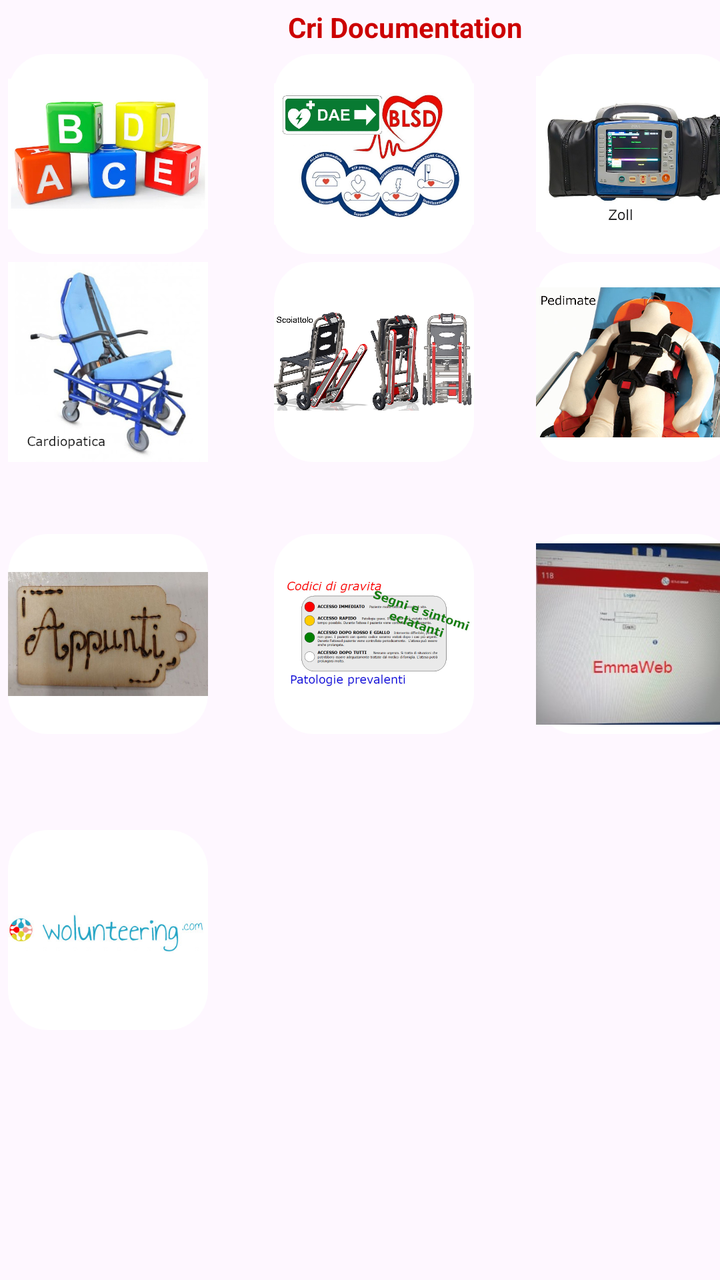
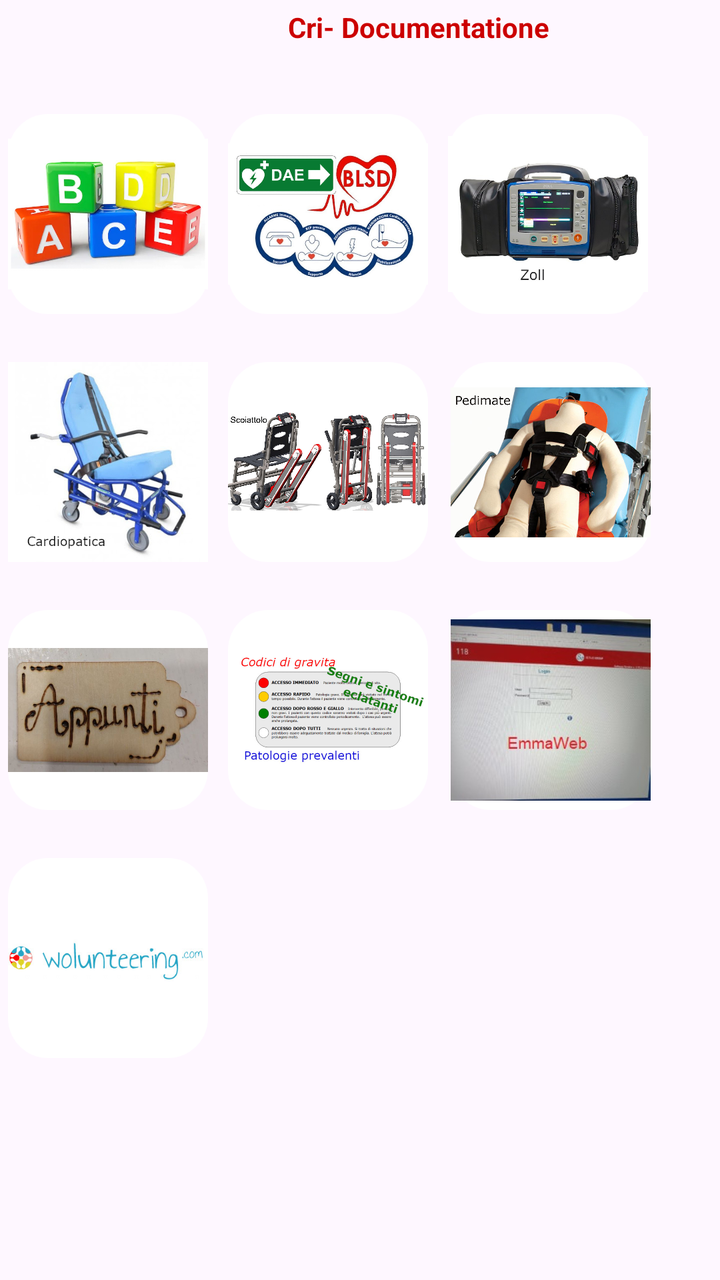

An Android layout rendered at two revisions. The XML below is the earlier revision; the diff shows what the commit changed to produce the second picture.
<!-- AndroidManifest.xml: application theme Theme.Crilavis -->
<!-- res/layout/activity_main.xml -->
<?xml version="1.0" encoding="utf-8"?>
<androidx.constraintlayout.widget.ConstraintLayout xmlns:android="http://schemas.android.com/apk/res/android"
    xmlns:app="http://schemas.android.com/apk/res-auto"
    xmlns:tools="http://schemas.android.com/tools"
    android:id="@+id/main"
    android:layout_width="match_parent"
    android:layout_height="match_parent"
    tools:context=".MainActivity">

    <TextView
        android:id="@+id/textView"
        android:layout_width="wrap_content"
        android:layout_height="wrap_content"
        android:layout_marginStart="144dp"
        android:layout_marginTop="4dp"
        android:text="Cri Documentation"
        android:textColor="@android:color/holo_red_dark"
        android:textSize="14sp"
        android:textStyle="bold"
        app:layout_constraintStart_toStartOf="parent"
        app:layout_constraintTop_toTopOf="parent" />

    <LinearLayout
        android:layout_width="match_parent"
        android:layout_height="wrap_content"
        android:orientation="horizontal"
        app:layout_constraintTop_toBottomOf="@+id/textView"
        tools:layout_editor_absoluteX="1dp">
    </LinearLayout>


    <LinearLayout
        android:id="@+id/linearLayout"
        android:layout_width="match_parent"
        android:layout_height="wrap_content"
        android:orientation="horizontal"
        app:layout_constraintTop_toBottomOf="@+id/textView"
        tools:layout_editor_absoluteX="1dp">


    <ImageButton
        android:id="@+id/imageButtonabcde"
        android:layout_width="100dp"
        android:layout_height="100dp"
        android:layout_marginStart="4dp"
        android:layout_marginTop="4dp"
        android:adjustViewBounds="false"
        android:scaleType="fitCenter"
        app:layout_constraintStart_toStartOf="parent"
        app:layout_constraintTop_toBottomOf="@+id/linearLayout"
        app:srcCompat="@drawable/abcde"
        android:background="@drawable/custom_image_buttton"
        />

    <ImageButton
        android:id="@+id/imageButtonblsd"
        android:layout_width="100dp"
        android:layout_height="100dp"
        android:layout_marginStart="33dp"
        android:layout_marginTop="4dp"
        android:layout_marginEnd="31dp"
        android:adjustViewBounds="false"
        android:background="@drawable/custom_image_buttton"
        android:scaleType="fitCenter"
        app:layout_constraintEnd_toStartOf="@+id/imageButtonzoll"
        app:layout_constraintStart_toEndOf="@+id/imageButtonabcde"
        app:layout_constraintTop_toBottomOf="@+id/linearLayout"
        app:srcCompat="@drawable/blsd" />

    <ImageButton
        android:id="@+id/imageButtonzoll"
        android:layout_width="100dp"
        android:layout_height="100dp"
        android:layout_marginTop="4dp"
        android:layout_marginEnd="4dp"
        android:adjustViewBounds="false"
        android:background="@drawable/custom_image_buttton"
        android:scaleType="fitCenter"
        app:layout_constraintEnd_toEndOf="parent"
        app:layout_constraintTop_toBottomOf="@+id/linearLayout"
        app:srcCompat="@drawable/zoll" />
    </LinearLayout>

    <LinearLayout
        android:layout_width="match_parent"
        android:layout_height="wrap_content"
        android:orientation="horizontal"
        app:layout_constraintStart_toStartOf="parent"
        app:layout_constraintTop_toBottomOf="@+id/linearLayout">


        <ImageButton
            android:id="@+id/imgButtonCardiopatica"
            android:layout_width="100dp"
            android:layout_height="100dp"
            android:layout_marginStart="4dp"
            android:layout_marginTop="4dp"
            android:adjustViewBounds="false"
            android:background="@drawable/custom_image_buttton"
            android:scaleType="fitCenter"
            app:layout_constraintStart_toStartOf="parent"
            app:srcCompat="@drawable/cardiopatica_main" />

        <ImageButton
            android:id="@+id/imgButtonScoiattolo"
            android:layout_width="100dp"
            android:layout_height="100dp"
            android:layout_marginStart="33dp"
            android:layout_marginTop="4dp"
            android:layout_marginEnd="31dp"
            android:adjustViewBounds="false"
            android:background="@drawable/custom_image_buttton"
            android:scaleType="fitCenter"
            app:srcCompat="@drawable/scoiattolo" />

        <ImageButton
            android:id="@+id/imgButtonPedimate"
            android:layout_width="100dp"
            android:layout_height="100dp"
            android:layout_marginTop="4dp"
            android:layout_marginEnd="4dp"
            android:adjustViewBounds="false"
            android:background="@drawable/custom_image_buttton"
            android:scaleType="fitCenter"
            app:layout_constraintEnd_toEndOf="parent"
            app:srcCompat="@drawable/pedimate" />
    </LinearLayout>

    <LinearLayout
        android:layout_width="match_parent"
        android:layout_height="wrap_content"
        android:layout_marginTop="136dp"
        android:orientation="horizontal"
        app:layout_constraintStart_toStartOf="parent"
        app:layout_constraintTop_toBottomOf="@+id/linearLayout">


        <ImageButton
            android:id="@+id/imgButtonAppunti"
            android:layout_width="100dp"
            android:layout_height="100dp"
            android:layout_marginStart="4dp"
            android:layout_marginTop="4dp"
            android:adjustViewBounds="false"
            android:background="@drawable/custom_image_buttton"
            android:scaleType="fitCenter"
            app:layout_constraintStart_toStartOf="parent"
            app:srcCompat="@drawable/appunti_main" />

        <ImageButton
            android:id="@+id/imgButtonCodiciGravita"
            android:layout_width="100dp"
            android:layout_height="100dp"
            android:layout_marginStart="33dp"
            android:layout_marginTop="4dp"
            android:layout_marginEnd="31dp"
            android:adjustViewBounds="false"
            android:background="@drawable/custom_image_buttton"
            android:scaleType="fitCenter"
            app:srcCompat="@drawable/codici_gravita" />

        <ImageButton
            android:layout_width="100dp"
            android:layout_height="100dp"
            android:layout_marginTop="4dp"
            android:layout_marginEnd="4dp"
            android:adjustViewBounds="false"
            android:background="@drawable/custom_image_buttton"
            android:scaleType="fitCenter"
            app:layout_constraintEnd_toEndOf="parent"
            app:srcCompat="@drawable/emmaweb_main" />
    </LinearLayout>

    <LinearLayout
        android:layout_width="match_parent"
        android:layout_height="wrap_content"
        android:layout_marginTop="284dp"
        android:orientation="horizontal"
        app:layout_constraintStart_toStartOf="parent"
        app:layout_constraintTop_toBottomOf="@+id/linearLayout">

        <ImageButton
            android:layout_width="100dp"
            android:layout_height="100dp"
            android:layout_marginStart="4dp"
            android:layout_marginTop="4dp"
            android:adjustViewBounds="false"
            android:background="@drawable/custom_image_buttton"
            android:scaleType="fitCenter"
            app:layout_constraintStart_toStartOf="parent"
            app:srcCompat="@drawable/wolunteering" />
    </LinearLayout>
</androidx.constraintlayout.widget.ConstraintLayout>
<!-- resources referenced by this layout -->
<resources>
  <!-- drawable abcde: jpg bitmap (drawable, 43077 bytes) -->
  <!-- drawable appunti_main: jpg bitmap (drawable, 29899 bytes) -->
  <!-- drawable blsd: jpg bitmap (drawable, 133471 bytes) -->
  <!-- drawable cardiopatica_main: jpg bitmap (drawable, 35667 bytes) -->
  <!-- drawable codici_gravita: jpg bitmap (drawable, 74836 bytes) -->
  <!-- drawable custom_image_buttton (drawable) -->
  <?xml version="1.0" encoding="utf-8"?>
  <shape xmlns:android="http://schemas.android.com/apk/res/android">
      <solid android:color="#FFFFFF" />
      <corners android:radius="20dp" />
  </shape>
  <!-- drawable emmaweb_main: jpg bitmap (drawable, 21493 bytes) -->
  <!-- drawable pedimate: jpg bitmap (drawable, 142337 bytes) -->
  <!-- drawable scoiattolo: jpg bitmap (drawable, 314139 bytes) -->
  <!-- drawable wolunteering: jpg bitmap (drawable, 11351 bytes) -->
  <!-- drawable zoll: jpg bitmap (drawable, 55964 bytes) -->
  <style name="Theme.Crilavis" parent="Base.Theme.Crilavis" />
  <style name="Base.Theme.Crilavis" parent="Theme.Material3.DayNight.NoActionBar">
          
          
      </style>
</resources>

<!-- the commit's change to res/layout/activity_main.xml (unified diff, before → after) -->
@@ -13,7 +13,7 @@
         android:layout_height="wrap_content"
         android:layout_marginStart="144dp"
         android:layout_marginTop="4dp"
-        android:text="Cri Documentation"
+        android:text="Cri- Documentatione"
         android:textColor="@android:color/holo_red_dark"
         android:textSize="14sp"
         android:textStyle="bold"
@@ -33,59 +33,62 @@
         android:id="@+id/linearLayout"
         android:layout_width="match_parent"
         android:layout_height="wrap_content"
-        android:orientation="horizontal"
-        app:layout_constraintTop_toBottomOf="@+id/textView"
-        tools:layout_editor_absoluteX="1dp">
-
-
-    <ImageButton
-        android:id="@+id/imageButtonabcde"
-        android:layout_width="100dp"
-        android:layout_height="100dp"
-        android:layout_marginStart="4dp"
-        android:layout_marginTop="4dp"
-        android:adjustViewBounds="false"
-        android:scaleType="fitCenter"
-        app:layout_constraintStart_toStartOf="parent"
-        app:layout_constraintTop_toBottomOf="@+id/linearLayout"
-        app:srcCompat="@drawable/abcde"
-        android:background="@drawable/custom_image_buttton"
-        />
-
-    <ImageButton
-        android:id="@+id/imageButtonblsd"
-        android:layout_width="100dp"
-        android:layout_height="100dp"
-        android:layout_marginStart="33dp"
-        android:layout_marginTop="4dp"
-        android:layout_marginEnd="31dp"
-        android:adjustViewBounds="false"
-        android:background="@drawable/custom_image_buttton"
-        android:scaleType="fitCenter"
-        app:layout_constraintEnd_toStartOf="@+id/imageButtonzoll"
-        app:layout_constraintStart_toEndOf="@+id/imageButtonabcde"
-        app:layout_constraintTop_toBottomOf="@+id/linearLayout"
-        app:srcCompat="@drawable/blsd" />
-
-    <ImageButton
-        android:id="@+id/imageButtonzoll"
-        android:layout_width="100dp"
-        android:layout_height="100dp"
-        android:layout_marginTop="4dp"
-        android:layout_marginEnd="4dp"
-        android:adjustViewBounds="false"
-        android:background="@drawable/custom_image_buttton"
-        android:scaleType="fitCenter"
+        android:layout_marginTop="30dp"
+        android:orientation="horizontal"
         app:layout_constraintEnd_toEndOf="parent"
-        app:layout_constraintTop_toBottomOf="@+id/linearLayout"
-        app:srcCompat="@drawable/zoll" />
-    </LinearLayout>
-
-    <LinearLayout
-        android:layout_width="match_parent"
-        android:layout_height="wrap_content"
-        android:orientation="horizontal"
-        app:layout_constraintStart_toStartOf="parent"
+        app:layout_constraintStart_toStartOf="parent"
+        app:layout_constraintTop_toBottomOf="@+id/textView">
+
+
+        <ImageButton
+            android:id="@+id/imageButtonabcde"
+            android:layout_width="100dp"
+            android:layout_height="100dp"
+            android:layout_marginStart="4dp"
+            android:layout_marginTop="4dp"
+            android:adjustViewBounds="false"
+            android:background="@drawable/custom_image_buttton"
+            android:scaleType="fitCenter"
+            app:layout_constraintStart_toStartOf="parent"
+            app:layout_constraintTop_toBottomOf="@+id/linearLayout"
+            app:srcCompat="@drawable/abcde" />
+
+        <ImageButton
+            android:id="@+id/imageButtonblsd"
+            android:layout_width="100dp"
+            android:layout_height="100dp"
+            android:layout_marginStart="10dp"
+            android:layout_marginTop="4dp"
+            android:adjustViewBounds="false"
+            android:background="@drawable/custom_image_buttton"
+            android:scaleType="fitCenter"
+            app:layout_constraintEnd_toStartOf="@+id/imageButtonzoll"
+            app:layout_constraintStart_toEndOf="@+id/imageButtonabcde"
+            app:layout_constraintTop_toBottomOf="@+id/linearLayout"
+            app:srcCompat="@drawable/blsd" />
+
+        <ImageButton
+            android:id="@+id/imageButtonzoll"
+            android:layout_width="100dp"
+            android:layout_height="100dp"
+            android:layout_marginTop="4dp"
+            android:layout_marginEnd="4dp"
+            android:layout_marginStart="10dp"
+            android:adjustViewBounds="false"
+            android:background="@drawable/custom_image_buttton"
+            android:scaleType="fitCenter"
+            app:layout_constraintEnd_toEndOf="parent"
+            app:layout_constraintTop_toBottomOf="@+id/linearLayout"
+            app:srcCompat="@drawable/zoll" />
+    </LinearLayout>
+
+    <LinearLayout
+        android:id="@+id/riga2"
+        android:layout_width="match_parent"
+        android:layout_height="wrap_content"
+        android:layout_marginTop="20dp"
+        android:orientation="horizontal"
+        app:layout_constraintStart_toStartOf="@id/linearLayout"
         app:layout_constraintTop_toBottomOf="@+id/linearLayout">
 
 
@@ -105,7 +108,7 @@
             android:id="@+id/imgButtonScoiattolo"
             android:layout_width="100dp"
             android:layout_height="100dp"
-            android:layout_marginStart="33dp"
+            android:layout_marginStart="10dp"
             android:layout_marginTop="4dp"
             android:layout_marginEnd="31dp"
             android:adjustViewBounds="false"
@@ -122,62 +125,66 @@
             android:adjustViewBounds="false"
             android:background="@drawable/custom_image_buttton"
             android:scaleType="fitCenter"
+            android:layout_marginStart="-20dp"
+            app:srcCompat="@drawable/pedimate" />
+    </LinearLayout>
+
+    <LinearLayout
+        android:id="@+id/riga3"
+        android:layout_width="match_parent"
+        android:layout_height="wrap_content"
+        android:layout_marginTop="20dp"
+        android:orientation="horizontal"
+        app:layout_constraintStart_toStartOf="parent"
+        app:layout_constraintTop_toBottomOf="@+id/riga2">
+
+
+        <ImageButton
+            android:id="@+id/imgButtonAppunti"
+            android:layout_width="100dp"
+            android:layout_height="100dp"
+            android:layout_marginStart="4dp"
+            android:layout_marginTop="4dp"
+            android:adjustViewBounds="false"
+            android:background="@drawable/custom_image_buttton"
+            android:scaleType="fitCenter"
+            app:layout_constraintStart_toStartOf="parent"
+            app:srcCompat="@drawable/appunti_main" />
+
+        <ImageButton
+            android:id="@+id/imgButtonCodiciGravita"
+            android:layout_width="100dp"
+            android:layout_height="100dp"
+            android:layout_marginStart="10dp"
+            android:layout_marginTop="4dp"
+            android:layout_marginEnd="31dp"
+            android:adjustViewBounds="false"
+            android:background="@drawable/custom_image_buttton"
+            android:scaleType="fitCenter"
+            app:srcCompat="@drawable/codici_gravita" />
+
+        <ImageButton
+            android:id="@+id/imgButtonEmma"
+            android:layout_width="100dp"
+            android:layout_height="100dp"
+            android:layout_marginTop="4dp"
+            android:layout_marginEnd="4dp"
+            android:adjustViewBounds="false"
+            android:background="@drawable/custom_image_buttton"
+            android:scaleType="fitCenter"
             app:layout_constraintEnd_toEndOf="parent"
-            app:srcCompat="@drawable/pedimate" />
-    </LinearLayout>
-
-    <LinearLayout
-        android:layout_width="match_parent"
-        android:layout_height="wrap_content"
-        android:layout_marginTop="136dp"
-        android:orientation="horizontal"
-        app:layout_constraintStart_toStartOf="parent"
-        app:layout_constraintTop_toBottomOf="@+id/linearLayout">
-
-
-        <ImageButton
-            android:id="@+id/imgButtonAppunti"
-            android:layout_width="100dp"
-            android:layout_height="100dp"
-            android:layout_marginStart="4dp"
-            android:layout_marginTop="4dp"
-            android:adjustViewBounds="false"
-            android:background="@drawable/custom_image_buttton"
-            android:scaleType="fitCenter"
-            app:layout_constraintStart_toStartOf="parent"
-            app:srcCompat="@drawable/appunti_main" />
-
-        <ImageButton
-            android:id="@+id/imgButtonCodiciGravita"
-            android:layout_width="100dp"
-            android:layout_height="100dp"
-            android:layout_marginStart="33dp"
-            android:layout_marginTop="4dp"
-            android:layout_marginEnd="31dp"
-            android:adjustViewBounds="false"
-            android:background="@drawable/custom_image_buttton"
-            android:scaleType="fitCenter"
-            app:srcCompat="@drawable/codici_gravita" />
-
-        <ImageButton
-            android:layout_width="100dp"
-            android:layout_height="100dp"
-            android:layout_marginTop="4dp"
-            android:layout_marginEnd="4dp"
-            android:adjustViewBounds="false"
-            android:background="@drawable/custom_image_buttton"
-            android:scaleType="fitCenter"
-            app:layout_constraintEnd_toEndOf="parent"
+            android:layout_marginStart="-20dp"
             app:srcCompat="@drawable/emmaweb_main" />
     </LinearLayout>
 
     <LinearLayout
-        android:layout_width="match_parent"
-        android:layout_height="wrap_content"
-        android:layout_marginTop="284dp"
-        android:orientation="horizontal"
-        app:layout_constraintStart_toStartOf="parent"
-        app:layout_constraintTop_toBottomOf="@+id/linearLayout">
+        android:id="@+id/riga4"
+        android:layout_width="match_parent"
+        android:layout_height="wrap_content"
+        android:layout_marginTop="20dp"
+        android:orientation="horizontal"
+        app:layout_constraintStart_toStartOf="parent"
+        app:layout_constraintTop_toBottomOf="@+id/riga3">
 
         <ImageButton
             android:layout_width="100dp"
